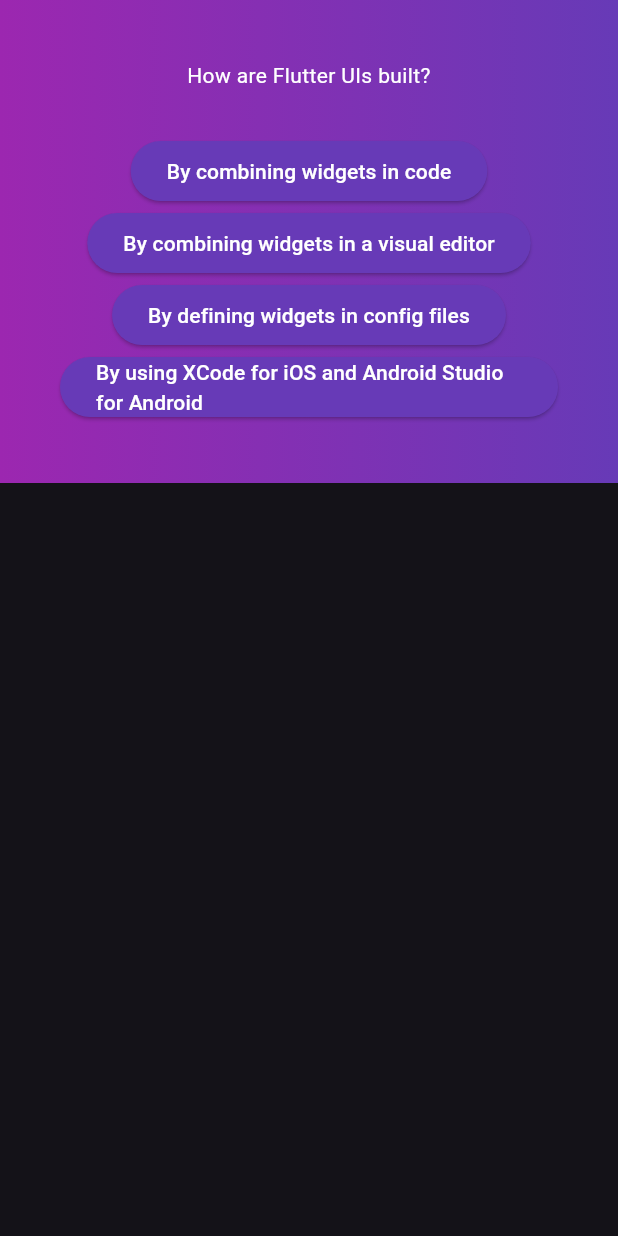
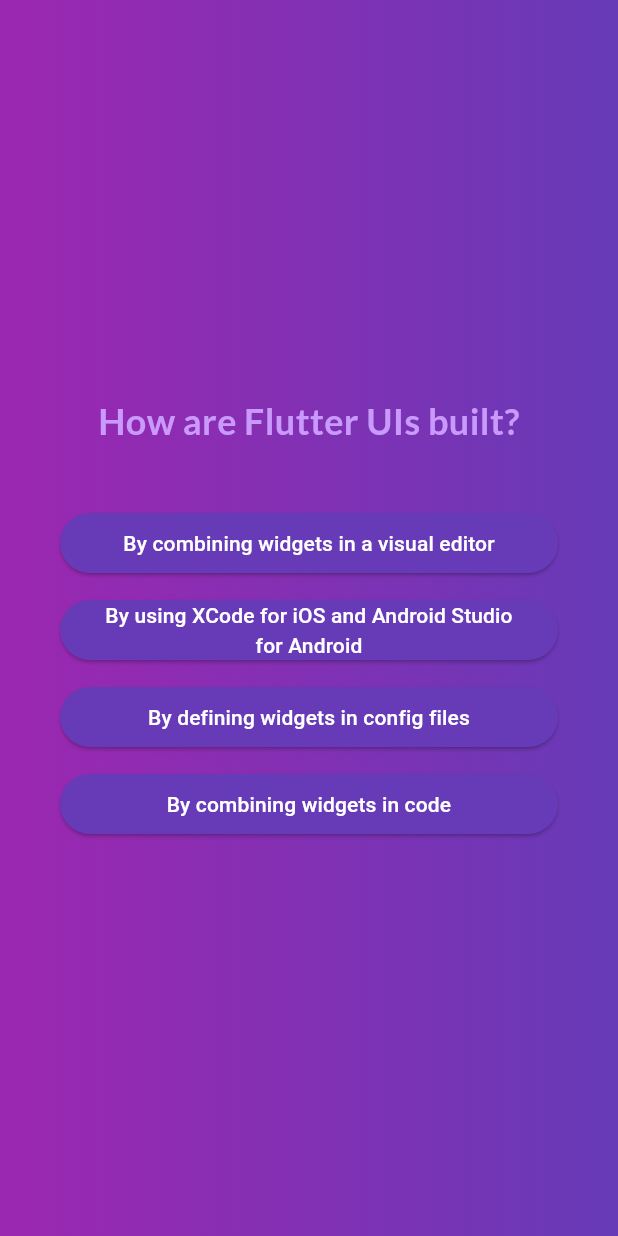
Before and after one commit to PLOXVARIN/QuizzApp, a Flutter app: the QuestionsScreen screen opened directly, after a tap on "Components", on a phone screen of 412 x 824 dp. Run offline on Flutter 3.47's test engine with Material 3 defaults, Android fonts, the phone set to English and light mode, and no system bars; our stand-ins replace google_fonts.

Commit message:
24-01-68

```diff
--- a/lib/answer_button.dart
+++ b/lib/answer_button.dart
@@ -1,20 +1,38 @@
 import 'package:flutter/material.dart';
 
-class AnswerButton extends StatelessWidget {
-  final String answerText;
-  final VoidCallback onPressed;
 
-  const AnswerButton({required this.answerText, required this.onPressed, super.key});
+class AnswersButton extends StatelessWidget {
+
+
+
+  // const AnswerButton({required this.answer, required this.onPressed, super.key});
+  const AnswersButton({
+    super.key,
+    required this.answer,
+    required this.onTap,
+  });
+
+  final String answer;
+  final void Function() onTap;
 
   @override
   Widget build(BuildContext context) {
-    return ElevatedButton(
-      onPressed: onPressed,
-      style: ElevatedButton.styleFrom(
-        backgroundColor: Colors.deepPurple,
-        foregroundColor: Colors.white,
-      ),
-      child: Text(answerText),
+    return Column(
+      children: [
+        const SizedBox(height: 10),
+        SizedBox(
+
+          width: double.infinity,
+          child: ElevatedButton(
+            onPressed: onTap,
+            style: ElevatedButton.styleFrom(
+              backgroundColor: Colors.deepPurple,
+              foregroundColor: Colors.white,
+            ),
+            child: Text(answer,textAlign: TextAlign.center,),
+          ),
+        ),
+      ],
     );
   }
 }
--- a/lib/model/quiz_model.dart
+++ b/lib/model/quiz_model.dart
@@ -3,4 +3,10 @@ class QuizModel {
   List<String> answers;
 
   QuizModel(this.question, this.answers);
+
+  List<String> getShuffledAnswers(){
+    final ShuffledAnswers = List.of(answers);
+    ShuffledAnswers.shuffle();
+    return ShuffledAnswers;
+  }
 }
--- a/lib/questions_screen.dart
+++ b/lib/questions_screen.dart
@@ -1,6 +1,10 @@
 import 'package:flutter/material.dart';
 import 'package:myapp/answer_button.dart';
 import 'package:myapp/data/quizz.dart';
+import 'package:google_fonts/google_fonts.dart' ;
+import 'package:myapp/results_screen.dart';
+import 'package:myapp/start_screen.dart';
+
 
 class QuestionsScreen extends StatefulWidget {
   const QuestionsScreen({super.key});
@@ -14,13 +18,28 @@ class QuestionsScreen extends StatefulWidget {
 class _QuestionsScreenState extends State<QuestionsScreen> {
   int currentQuestionIndex = 0;
 
-  void answerQuestion() {
+  final List<String> selectedAnswers =[];
+
+  void answerQuestion(String selectedAnswer) {
     setState(() {
-      if (currentQuestionIndex < questions.length - 1) {
-        currentQuestionIndex++;
-      } else {
-        // ถ้าทำคำถามหมดแล้ว สามารถเพิ่ม logic เช่น กลับไปหน้าหลัก
-        print('Quiz Finished');
+      selectedAnswers.add(selectedAnswer);
+      if (currentQuestionIndex <questions.length - 1){
+      currentQuestionIndex++;
+      }else{
+        Navigator.of(context).pushReplacement(
+  MaterialPageRoute(
+    builder: (context) => ResultScreen(
+      totalQuestions: 6, // เปลี่ยนเป็นค่าจริงจากเกม
+      correctAnswers: 2, // เปลี่ยนเป็นค่าที่คำนวณจากผู้ใช้
+      onRestart: () {
+        Navigator.of(context).pushReplacement(
+          MaterialPageRoute(builder: (context) => const StartScreen()),
+        );
+      },
+    ),
+  ),
+
+        ) ;
       }
     });
   }
@@ -39,18 +58,23 @@ class _QuestionsScreenState extends State<QuestionsScreen> {
         child: Container(
           margin: const EdgeInsets.all(40),
           child: Column(
-            mainAxisSize: MainAxisSize.min,
+           mainAxisAlignment: MainAxisAlignment.center,
+
             children: [
               Text(
                 currentQuestion.question,
-                style: const TextStyle(color: Colors.white),
+                style: GoogleFonts.lato(
+                  color:  const Color.fromARGB(255, 201, 153, 251),
+                  fontSize: 24,
+                  fontWeight:  FontWeight.bold                ),
                 textAlign: TextAlign.center,
               ),
               const SizedBox(height: 30),
-              ...currentQuestion.answers.map((answer) {
-                return AnswerButton(
-                  answerText: answer,
-                  onPressed: answerQuestion,
+              ...currentQuestion.getShuffledAnswers().map(
+                (answer) {
+                return AnswersButton(
+                  answer: answer,
+                  onTap: () => answerQuestion(answer),
                 );
               }).toList(),
             ],
--- a/pubspec.yaml
+++ b/pubspec.yaml
@@ -35,6 +35,7 @@ dependencies:
   # The following adds the Cupertino Icons font to your application.
   # Use with the CupertinoIcons class for iOS style icons.
   cupertino_icons: ^1.0.8
+  google_fonts: ^6.2.1
 
 dev_dependencies:
   flutter_test:
```
Also changed, not shown: lib/results_screen.dart (added, +58 -0 lines), pubspec.lock.
